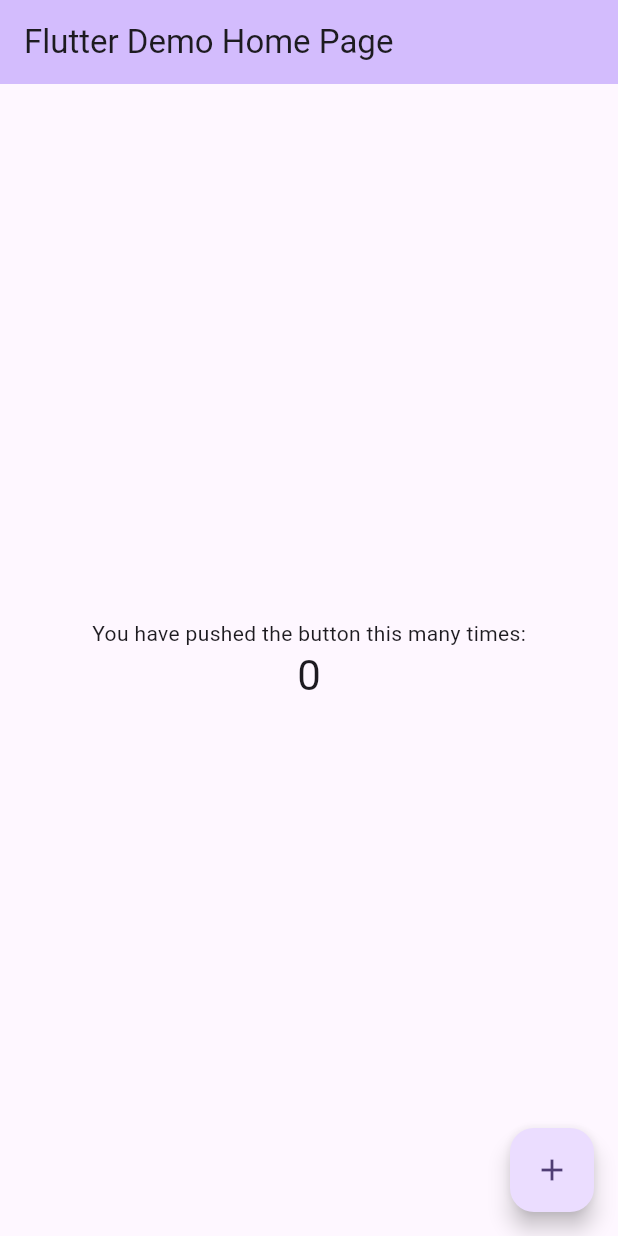
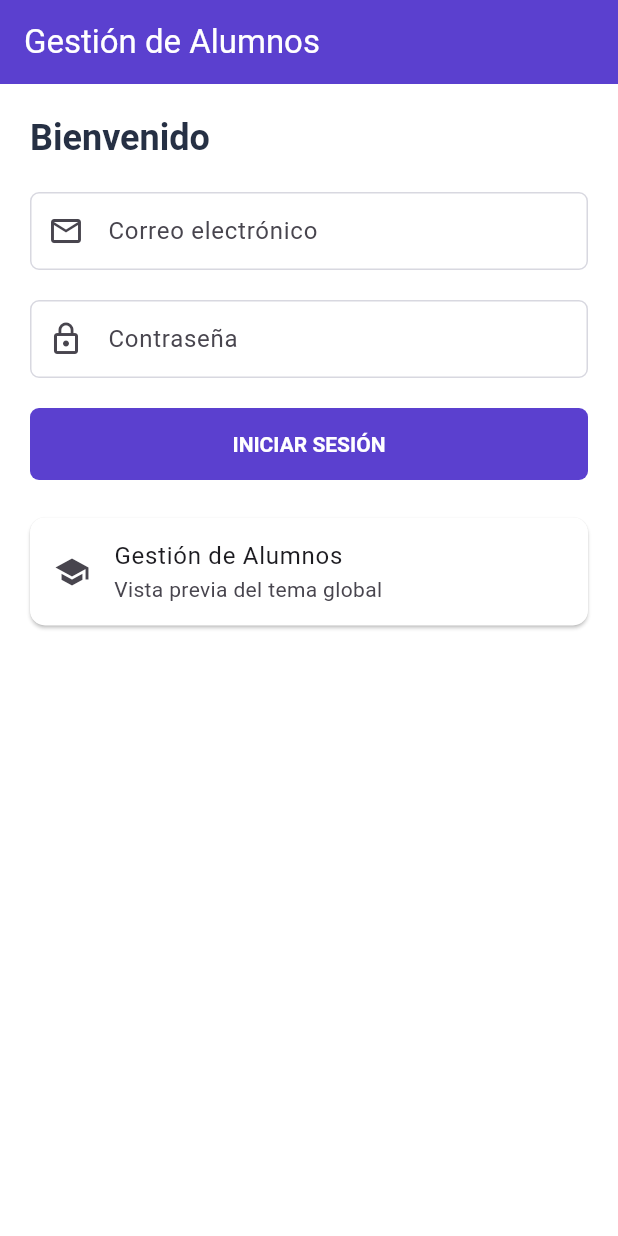
Before and after one commit to naomisanchez-coder/lab-alumnos-flutter, a Flutter app: the screen it shows after launch, on a phone screen of 412 x 824 dp. Run offline on Flutter 3.47's test engine with Material 3 defaults, Android fonts, the phone set to English and light mode, and no system bars.

Commit message:
feat: implementar tema global morado

```diff
--- a/lib/main.dart
+++ b/lib/main.dart
@@ -1,122 +1,79 @@
 import 'package:flutter/material.dart';
+
+import 'theme/app_theme.dart';
 
 void main() {
   runApp(const MyApp());
 }
 
+/// Widget principal que configura el tema global de la aplicación.
 class MyApp extends StatelessWidget {
   const MyApp({super.key});
 
-  // This widget is the root of your application.
   @override
   Widget build(BuildContext context) {
     return MaterialApp(
-      title: 'Flutter Demo',
-      theme: ThemeData(
-        // This is the theme of your application.
-        //
-        // TRY THIS: Try running your application with "flutter run". You'll see
-        // the application has a purple toolbar. Then, without quitting the app,
-        // try changing the seedColor in the colorScheme below to Colors.green
-        // and then invoke "hot reload" (save your changes or press the "hot
-        // reload" button in a Flutter-supported IDE, or press "r" if you used
-        // the command line to start the app).
-        //
-        // Notice that the counter didn't reset back to zero; the application
-        // state is not lost during the reload. To reset the state, use hot
-        // restart instead.
-        //
-        // This works for code too, not just values: Most code changes can be
-        // tested with just a hot reload.
-        colorScheme: .fromSeed(seedColor: Colors.deepPurple),
-      ),
-      home: const MyHomePage(title: 'Flutter Demo Home Page'),
+      title: 'Gestión de Alumnos',
+      debugShowCheckedModeBanner: false,
+
+      // Aplicamos el tema definido en app_theme.dart.
+      theme: AppTheme.lightTheme,
+
+      // Pantalla temporal para comprobar los estilos.
+      // Posteriormente será reemplazada por LoginScreen.
+      home: const ThemePreviewScreen(),
     );
   }
 }
 
-class MyHomePage extends StatefulWidget {
-  const MyHomePage({super.key, required this.title});
-
-  // This widget is the home page of your application. It is stateful, meaning
-  // that it has a State object (defined below) that contains fields that affect
-  // how it looks.
-
-  // This class is the configuration for the state. It holds the values (in this
-  // case the title) provided by the parent (in this case the App widget) and
-  // used by the build method of the State. Fields in a Widget subclass are
-  // always marked "final".
-
-  final String title;
-
-  @override
-  State<MyHomePage> createState() => _MyHomePageState();
-}
-
-class _MyHomePageState extends State<MyHomePage> {
-  int _counter = 0;
-
-  void _incrementCounter() {
-    setState(() {
-      // This call to setState tells the Flutter framework that something has
-      // changed in this State, which causes it to rerun the build method below
-      // so that the display can reflect the updated values. If we changed
-      // _counter without calling setState(), then the build method would not be
-      // called again, and so nothing would appear to happen.
-      _counter++;
-    });
-  }
+/// Pantalla temporal utilizada para comprobar el tema global.
+class ThemePreviewScreen extends StatelessWidget {
+  const ThemePreviewScreen({super.key});
 
   @override
   Widget build(BuildContext context) {
-    // This method is rerun every time setState is called, for instance as done
-    // by the _incrementCounter method above.
-    //
-    // The Flutter framework has been optimized to make rerunning build methods
-    // fast, so that you can just rebuild anything that needs updating rather
-    // than having to individually change instances of widgets.
     return Scaffold(
-      appBar: AppBar(
-        // TRY THIS: Try changing the color here to a specific color (to
-        // Colors.amber, perhaps?) and trigger a hot reload to see the AppBar
-        // change color while the other colors stay the same.
-        backgroundColor: Theme.of(context).colorScheme.inversePrimary,
-        // Here we take the value from the MyHomePage object that was created by
-        // the App.build method, and use it to set our appbar title.
-        title: Text(widget.title),
-      ),
-      body: Center(
-        // Center is a layout widget. It takes a single child and positions it
-        // in the middle of the parent.
+      appBar: AppBar(title: const Text('Gestión de Alumnos')),
+      body: Padding(
+        padding: const EdgeInsets.all(20),
         child: Column(
-          // Column is also a layout widget. It takes a list of children and
-          // arranges them vertically. By default, it sizes itself to fit its
-          // children horizontally, and tries to be as tall as its parent.
-          //
-          // Column has various properties to control how it sizes itself and
-          // how it positions its children. Here we use mainAxisAlignment to
-          // center the children vertically; the main axis here is the vertical
-          // axis because Columns are vertical (the cross axis would be
-          // horizontal).
-          //
-          // TRY THIS: Invoke "debug painting" (choose the "Toggle Debug Paint"
-          // action in the IDE, or press "p" in the console), to see the
-          // wireframe for each widget.
-          mainAxisAlignment: .center,
+          crossAxisAlignment: CrossAxisAlignment.start,
           children: [
-            const Text('You have pushed the button this many times:'),
             Text(
-              '$_counter',
-              style: Theme.of(context).textTheme.headlineMedium,
+              'Bienvenido',
+              style: Theme.of(context).textTheme.headlineSmall,
+            ),
+            const SizedBox(height: 20),
+            const TextField(
+              decoration: InputDecoration(
+                labelText: 'Correo electrónico',
+                prefixIcon: Icon(Icons.email_outlined),
+              ),
+            ),
+            const SizedBox(height: 20),
+            const TextField(
+              obscureText: true,
+              decoration: InputDecoration(
+                labelText: 'Contraseña',
+                prefixIcon: Icon(Icons.lock_outline),
+              ),
+            ),
+            const SizedBox(height: 20),
+            ElevatedButton(
+              onPressed: () {},
+              child: const Text('INICIAR SESIÓN'),
+            ),
+            const SizedBox(height: 20),
+            const Card(
+              child: ListTile(
+                leading: Icon(Icons.school),
+                title: Text('Gestión de Alumnos'),
+                subtitle: Text('Vista previa del tema global'),
+              ),
             ),
           ],
         ),
       ),
-      floatingActionButton: FloatingActionButton(
-        onPressed: _incrementCounter,
-        tooltip: 'Increment',
-        child: const Icon(Icons.add),
-      ),
     );
   }
 }
--- a/lib/theme/app_theme.dart
+++ b/lib/theme/app_theme.dart
@@ -1 +1,95 @@
 // Archivo: app_theme - Proyecto Gestión de Alumnos.
+
+import 'package:flutter/material.dart';
+
+/// Configuración visual general de la aplicación Gestión de Alumnos.
+/// Permite reutilizar los mismos colores y estilos en todas las pantallas.
+class AppTheme {
+  // Colores principales de la Sección A.
+  static const Color primaryColor = Color(0xFF5B40CF);
+  static const Color lightPurple = Color(0xFFF0EBFF);
+  static const Color backgroundColor = Colors.white;
+  static const Color textColor = Color(0xFF263044);
+
+  /// Tema global utilizado por MaterialApp.
+  static ThemeData get lightTheme {
+    return ThemeData(
+      useMaterial3: true,
+      brightness: Brightness.light,
+
+      // Define el esquema de colores de la aplicación.
+      colorScheme: ColorScheme.fromSeed(
+        seedColor: primaryColor,
+        primary: primaryColor,
+        surface: backgroundColor,
+      ),
+
+      scaffoldBackgroundColor: backgroundColor,
+
+      // Configuración de las barras superiores.
+      appBarTheme: const AppBarTheme(
+        backgroundColor: primaryColor,
+        foregroundColor: Colors.white,
+        centerTitle: false,
+        elevation: 0,
+      ),
+
+      // Estilo de los botones principales.
+      elevatedButtonTheme: ElevatedButtonThemeData(
+        style: ElevatedButton.styleFrom(
+          backgroundColor: primaryColor,
+          foregroundColor: Colors.white,
+          minimumSize: const Size(double.infinity, 48),
+          elevation: 0,
+          shape: RoundedRectangleBorder(borderRadius: BorderRadius.circular(6)),
+          textStyle: const TextStyle(fontSize: 14, fontWeight: FontWeight.w600),
+        ),
+      ),
+
+      // Apariencia de los campos de texto.
+      inputDecorationTheme: InputDecorationTheme(
+        filled: true,
+        fillColor: Colors.white,
+        contentPadding: const EdgeInsets.symmetric(
+          horizontal: 14,
+          vertical: 14,
+        ),
+        border: OutlineInputBorder(
+          borderRadius: BorderRadius.circular(6),
+          borderSide: const BorderSide(color: Color(0xFFD8D8E0)),
+        ),
+        enabledBorder: OutlineInputBorder(
+          borderRadius: BorderRadius.circular(6),
+          borderSide: const BorderSide(color: Color(0xFFD8D8E0)),
+        ),
+        focusedBorder: OutlineInputBorder(
+          borderRadius: BorderRadius.circular(6),
+          borderSide: const BorderSide(color: primaryColor, width: 2),
+        ),
+      ),
+
+      // Estilo de tarjetas para alumnos y otros elementos.
+      cardTheme: CardThemeData(
+        color: Colors.white,
+        elevation: 1,
+        margin: const EdgeInsets.symmetric(vertical: 5),
+        shape: RoundedRectangleBorder(borderRadius: BorderRadius.circular(10)),
+      ),
+
+      // Estilo general de los textos.
+      textTheme: const TextTheme(
+        headlineSmall: TextStyle(
+          fontSize: 24,
+          fontWeight: FontWeight.bold,
+          color: textColor,
+        ),
+        titleMedium: TextStyle(
+          fontSize: 16,
+          fontWeight: FontWeight.w600,
+          color: textColor,
+        ),
+        bodyMedium: TextStyle(fontSize: 14, color: textColor),
+      ),
+    );
+  }
+}
```
